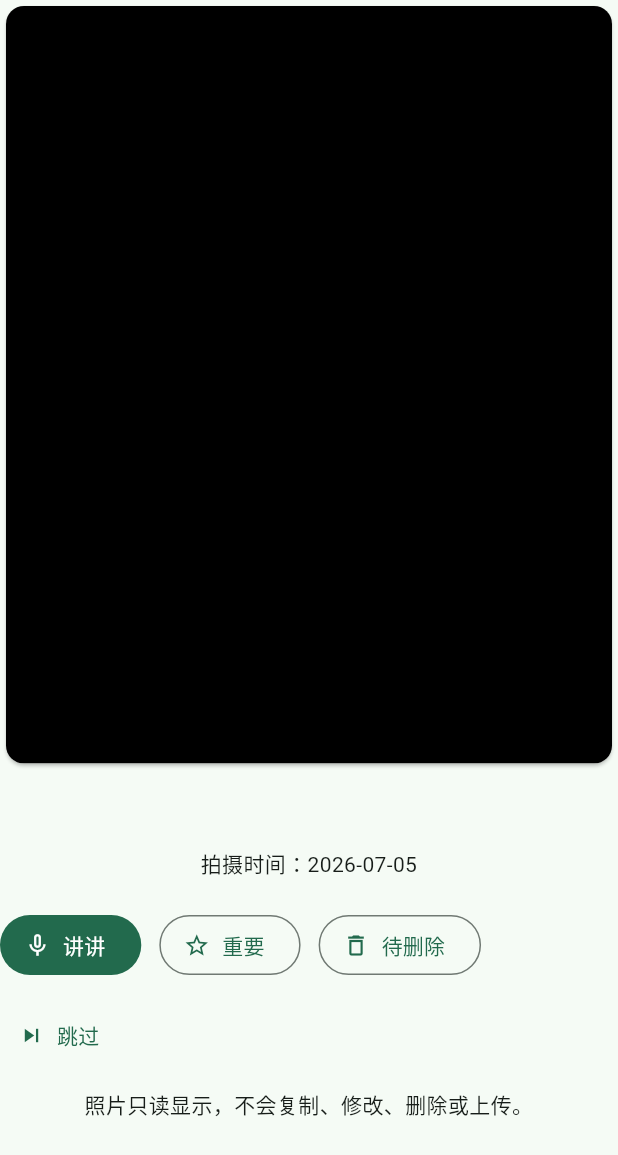
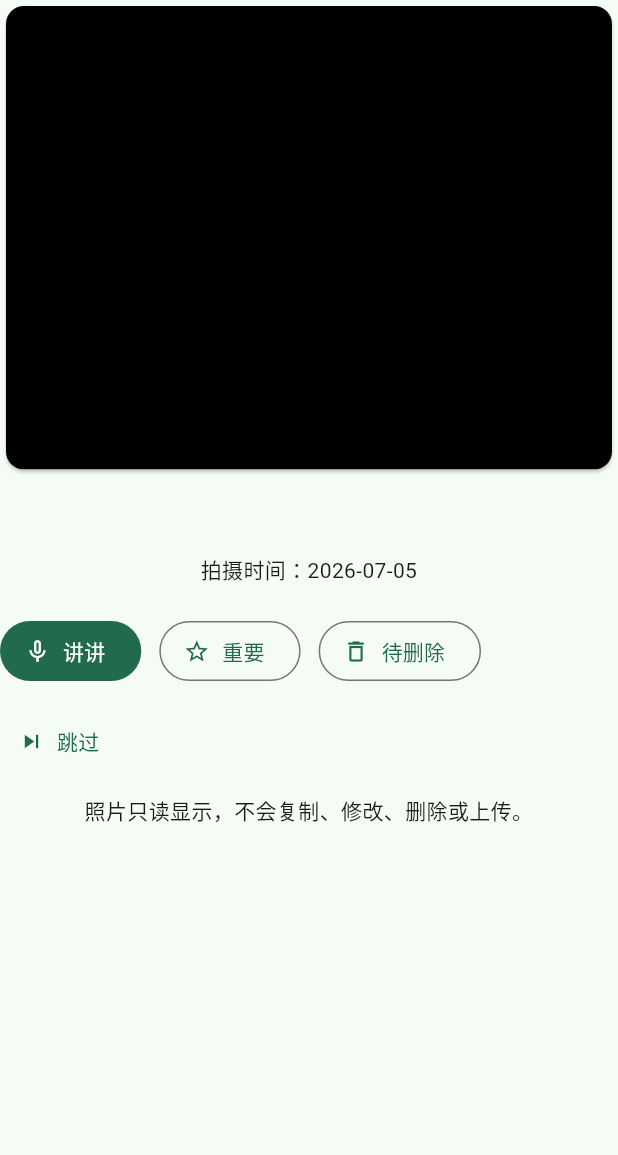
Before and after one commit to kai-zhang-er/MemoryCard, a Flutter app: the _LoadedPhotoView widget shown alone on an empty page, opened directly with empty values, on a phone screen of 412 x 824 dp. Shown: the top 1155 px of the screen. Run offline on Flutter 3.47's test engine with Material 3 defaults, Android fonts, the light colour scheme and no system bars; our stand-ins replace just_audio, sqflite, sqflite_common_ffi; missing offline and left inert: file_selector, just_audio_media_kit, photo_manager, record; accounts and stored records are empty.

Commit message:
Refactor photo display to use AdaptivePhotoCard for better responsiveness

```diff
--- a/lib/screens/memory_card_screen.dart
+++ b/lib/screens/memory_card_screen.dart
@@ -11,7 +11,7 @@ import '../services/recording_service.dart';
 import '../services/weighted_random_service.dart';
 import '../utils/date_utils.dart';
 import '../widgets/action_buttons.dart';
-import '../widgets/photo_card.dart';
+import '../widgets/adaptive_photo_card.dart';
 import 'record_memory_screen.dart';
 
 class MemoryCardScreen extends StatefulWidget {
@@ -330,19 +330,21 @@ class _LoadedPhotoView extends StatelessWidget {
   @override
   Widget build(BuildContext context) {
     final actionHandler = isSavingAction ? null : onTalk;
+    return LayoutBuilder(
+      builder: (context, constraints) {
+        final windowHeight = MediaQuery.sizeOf(context).height;
+        final availableHeight = constraints.maxHeight.isFinite
+            ? constraints.maxHeight
+            : windowHeight;
+        final maxPhotoHeight = availableHeight * 0.56;
+
         return ListView(
           children: [
-        PhotoCard(
-          child: ColoredBox(
-            color: Colors.black,
-            child: Center(
-              child: Image.memory(
-                thumbnailBytes,
-                fit: BoxFit.contain,
-                gaplessPlayback: true,
-              ),
-            ),
-          ),
+            AdaptivePhotoCard(
+              imageBytes: thumbnailBytes,
+              imageWidth: asset.width,
+              imageHeight: asset.height,
+              maxHeight: maxPhotoHeight,
             ),
             const SizedBox(height: 16),
             Text(
@@ -398,6 +400,8 @@ class _LoadedPhotoView extends StatelessWidget {
               textAlign: TextAlign.center,
             ),
           ],
+        );
+      },
     );
   }
 }
--- /dev/null
+++ b/lib/widgets/adaptive_photo_card.dart
@@ -0,0 +1,81 @@
+import 'dart:math' as math;
+import 'dart:typed_data';
+
+import 'package:flutter/material.dart';
+
+class AdaptivePhotoCard extends StatelessWidget {
+  const AdaptivePhotoCard({
+    super.key,
+    required this.imageBytes,
+    this.imageWidth,
+    this.imageHeight,
+    this.maxDesktopWidth = 720,
+    this.maxHeightFactor = 0.56,
+    this.maxHeight,
+  });
+
+  final Uint8List imageBytes;
+  final int? imageWidth;
+  final int? imageHeight;
+  final double maxDesktopWidth;
+  final double maxHeightFactor;
+  final double? maxHeight;
+
+  @override
+  Widget build(BuildContext context) {
+    return LayoutBuilder(
+      builder: (context, constraints) {
+        final windowSize = MediaQuery.sizeOf(context);
+        final availableWidth = constraints.maxWidth.isFinite
+            ? constraints.maxWidth
+            : windowSize.width;
+        final availableHeight = constraints.maxHeight.isFinite
+            ? constraints.maxHeight
+            : windowSize.height;
+
+        final displayMaxWidth = math.min(availableWidth, maxDesktopWidth);
+        final computedMaxHeight =
+            maxHeight ?? availableHeight * maxHeightFactor;
+        final displayMaxHeight = math.max(1.0, computedMaxHeight);
+        final aspectRatio = _aspectRatio;
+
+        var displayWidth = displayMaxWidth;
+        var displayHeight = displayWidth / aspectRatio;
+        if (displayHeight > displayMaxHeight) {
+          displayHeight = displayMaxHeight;
+          displayWidth = displayHeight * aspectRatio;
+        }
+
+        return Center(
+          child: Card(
+            clipBehavior: Clip.antiAlias,
+            child: SizedBox(
+              width: displayWidth,
+              height: displayHeight,
+              child: ColoredBox(
+                key: const ValueKey('adaptive_photo_frame'),
+                color: Colors.black,
+                child: Center(
+                  child: Image.memory(
+                    imageBytes,
+                    fit: BoxFit.contain,
+                    gaplessPlayback: true,
+                  ),
+                ),
+              ),
+            ),
+          ),
+        );
+      },
+    );
+  }
+
+  double get _aspectRatio {
+    final width = imageWidth;
+    final height = imageHeight;
+    if (width != null && height != null && width > 0 && height > 0) {
+      return width / height;
+    }
+    return 4 / 3;
+  }
+}
```
Also changed, not shown: lib/screens/record_memory_screen.dart (+7 -16 lines), 1 other file. Lines whose indentation alone changed are shown as unchanged.
